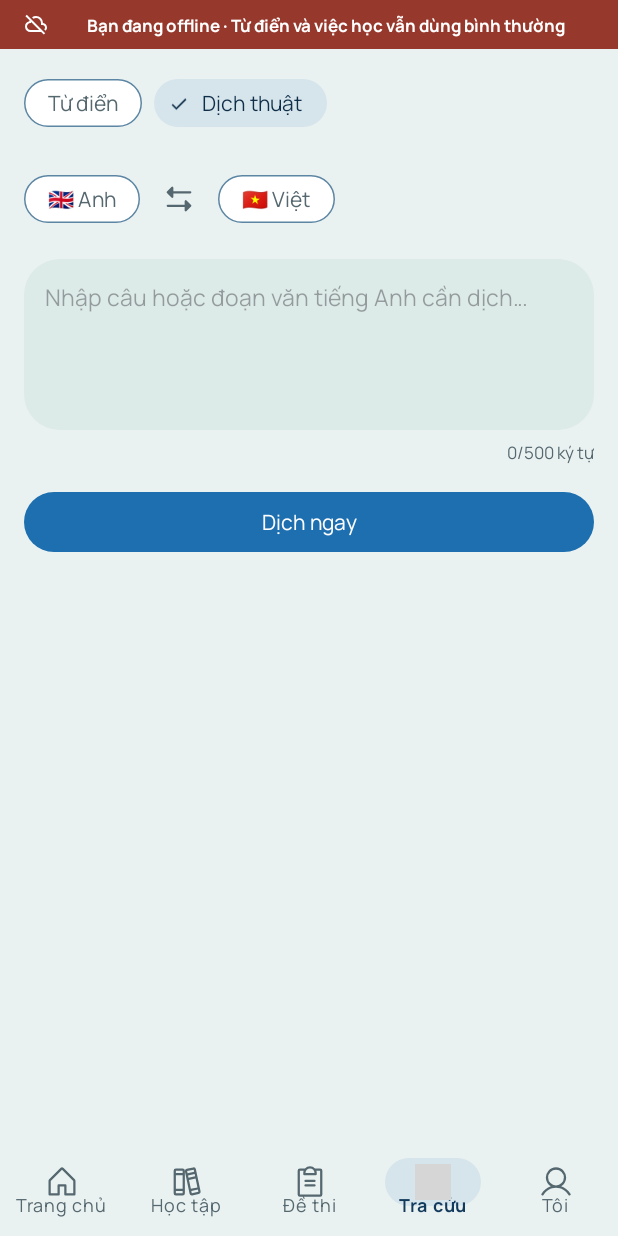
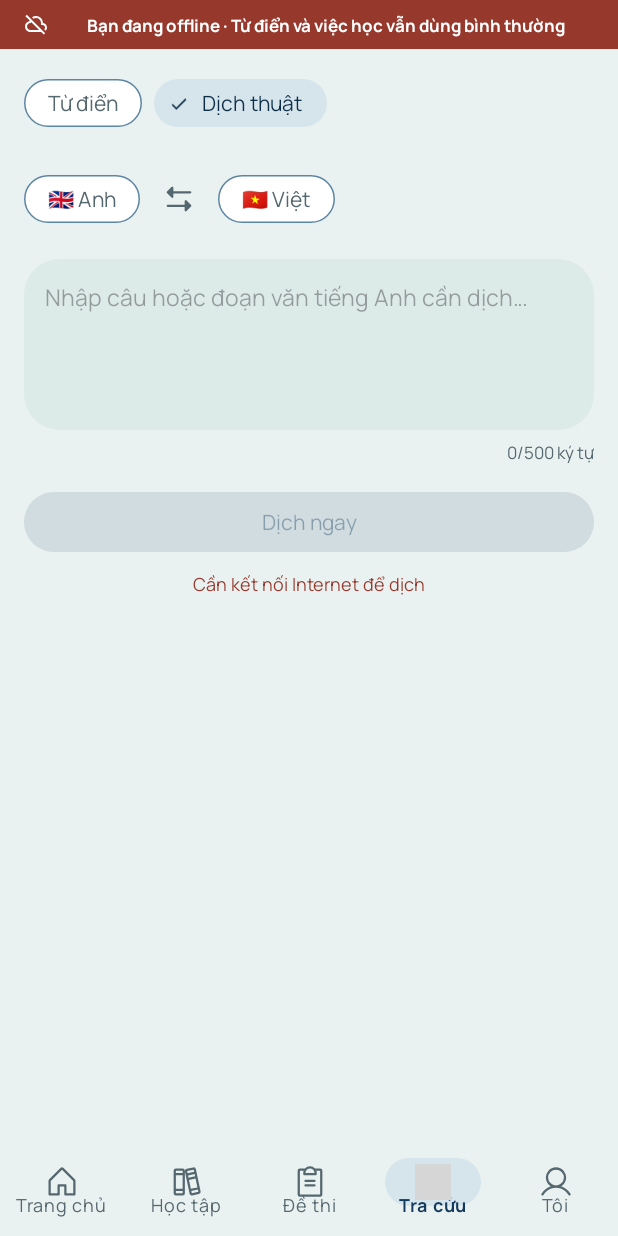
Before and after one commit to Nguyen-Phi-Long-702/Lori, an Android app: the TranslateFragment screen opened through its navigation route, on a phone screen of 412 x 824 dp. Run offline under Robolectric (Android 15) with nearby library versions, the light colour scheme and no system bars; our stand-ins replace Room's generated code, navigation-ui; 1 statement that could not run was skipped; grey boxes are pictures that could not be loaded.

Commit message:
feat: khóa nút Dịch ngay và hiện dòng giải thích khi máy offline

```diff
--- a/app/src/main/java/com/example/lori/view/TranslateFragment.java
+++ b/app/src/main/java/com/example/lori/view/TranslateFragment.java
@@ -15,7 +15,9 @@ import androidx.annotation.NonNull;
 import androidx.annotation.Nullable;
 import androidx.fragment.app.Fragment;
 import androidx.navigation.Navigation;
+import androidx.lifecycle.ViewModelProvider;
 
+import com.example.lori.viewmodel.NetworkViewModel;
 import com.example.lori.R;
 import com.google.android.material.chip.Chip;
 
@@ -56,6 +58,15 @@ public class TranslateFragment extends Fragment {
             }
         });
 
+        //Dịch cần Internet: offline thì khóa nút và hiện dòng giải thích
+        TextView tvOffline = view.findViewById(R.id.tvTranslateOffline);
+        NetworkViewModel networkViewModel = new ViewModelProvider(this).get(NetworkViewModel.class);
+        networkViewModel.getOnline().observe(getViewLifecycleOwner(), online -> {
+            boolean isOnline = Boolean.TRUE.equals(online);
+            btnSubmit.setEnabled(isOnline);
+            tvOffline.setVisibility(isOnline ? View.GONE : View.VISIBLE);
+        });
+
         btnSwap.setOnClickListener(v ->
                 Toast.makeText(requireContext(), R.string.translate_swap_not_available_toast, Toast.LENGTH_SHORT).show());
 
--- a/app/src/main/res/layout/fragment_translate.xml
+++ b/app/src/main/res/layout/fragment_translate.xml
@@ -98,5 +98,16 @@
             android:layout_width="match_parent"
             android:layout_height="wrap_content"
             android:text="@string/translate_button" />
+
+        <TextView
+            android:id="@+id/tvTranslateOffline"
+            android:layout_width="match_parent"
+            android:layout_height="wrap_content"
+            android:layout_marginTop="8dp"
+            android:gravity="center"
+            android:text="@string/translate_offline_hint"
+            android:textColor="?attr/colorError"
+            android:textSize="12sp"
+            android:visibility="gone" />
     </LinearLayout>
 </LinearLayout>
--- a/app/src/main/res/values/strings.xml
+++ b/app/src/main/res/values/strings.xml
@@ -193,4 +193,6 @@
 
     <!-- Giao diện offline -->
     <string name="offline_banner_message">Bạn đang offline · Từ điển và việc học vẫn dùng bình thường</string>
+
+    <string name="translate_offline_hint">Cần kết nối Internet để dịch</string>
 </resources>
```
